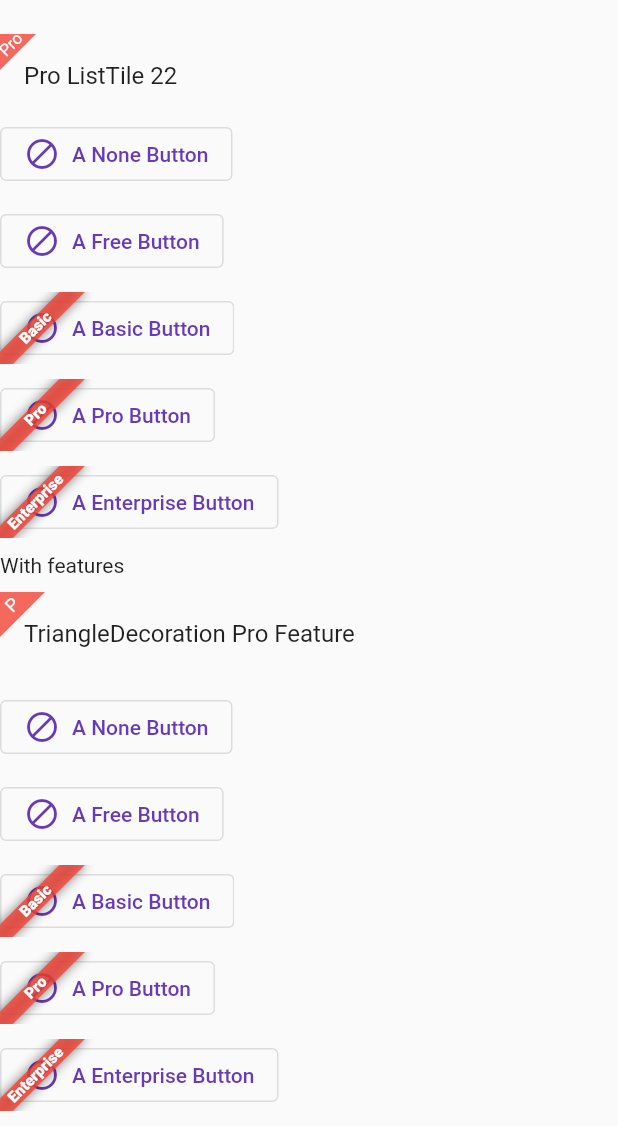
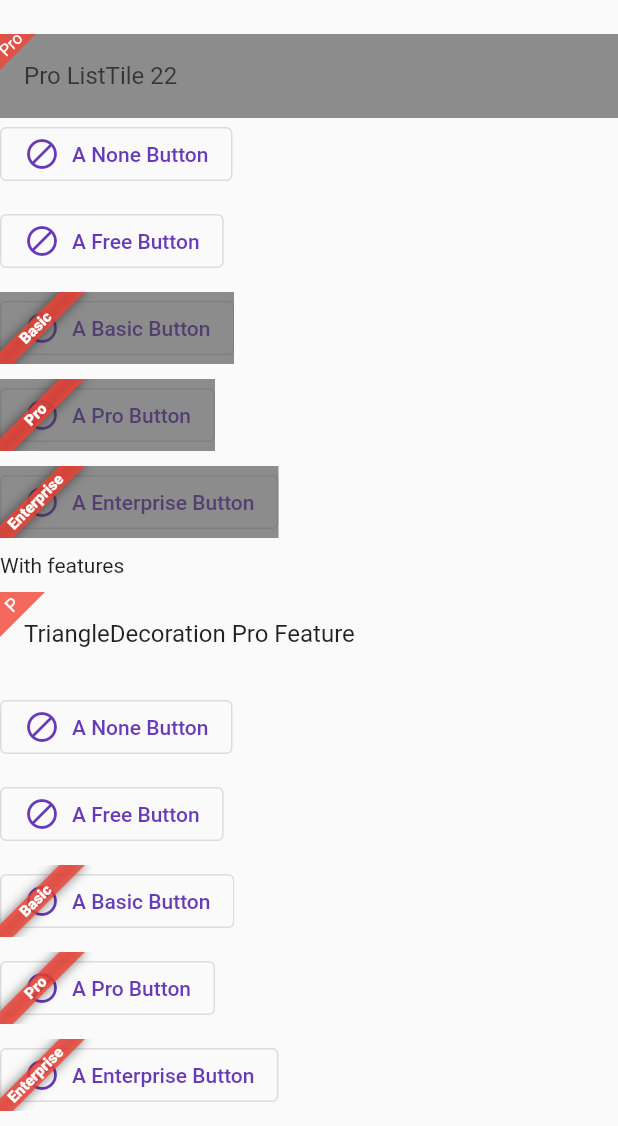
Before and after one commit to dotupNET/dotup_flutter_license, a Flutter app: the screen it shows after launch, scrolled down 72 dp, on a phone screen of 412 x 824 dp, the part 110-1236 px from its top. Run offline on Flutter 3.47's test engine with Material 2 defaults, Android fonts, the phone set to English and light mode, and no system bars; missing offline and left inert: rotated_corner_decoration.

Commit message:
notLicensedDecoration

```diff
--- a/example/dotup_flutter_license_example/lib/main.dart
+++ b/example/dotup_flutter_license_example/lib/main.dart
@@ -15,6 +15,8 @@ import 'LicensedWidgets/NoLicenseWidget.dart';
 void main() {
   runApp(LicenseExample());
 }
+
+final notLicensedDecoration = BoxDecoration(color: Colors.grey.shade800.withOpacity(0.6));
 
 class LicenseExample extends StatelessWidget {
   // This widget is the root of your application.
@@ -119,6 +121,7 @@ class _LicenseExampleScaffoldState extends State<LicenseExampleScaffold> {
                     ),
                   );
                 },
+                notLicensedDecoration: notLicensedDecoration,
                 // decorationBuilder: (context, child, license) {
                 //   // return ShapeDecoration(
                 //   //   color: Colors.white,
@@ -161,26 +164,31 @@ class _LicenseExampleScaffoldState extends State<LicenseExampleScaffold> {
               WithLicense.banner(
                 license: AppLicense.None,
                 child: NoLicenseWidget(),
+                notLicensedDecoration: notLicensedDecoration,
               ),
               SizedBox(height: 10),
               WithLicense.banner(
                 license: AppLicense.Free,
                 child: FreeWidget(),
+                notLicensedDecoration: notLicensedDecoration,
               ),
               SizedBox(height: 10),
               WithLicense.banner(
                 license: AppLicense.Basic,
                 child: BasicWidget(),
+                notLicensedDecoration: notLicensedDecoration,
               ),
               SizedBox(height: 10),
               WithLicense.banner(
                 license: AppLicense.Pro,
                 child: ProWidget(),
+                notLicensedDecoration: notLicensedDecoration,
               ),
               SizedBox(height: 10),
               WithLicense.banner(
                 license: AppLicense.Enterprise,
                 child: EnterpriseWidget(),
+                notLicensedDecoration: notLicensedDecoration,
               ),
               SizedBox(height: 10),
               Text('With features'),
--- a/lib/src/WithFeature.dart
+++ b/lib/src/WithFeature.dart
@@ -11,16 +11,18 @@ class WithFeature<TFeature> extends StatelessWidget {
   late final bool isLicensed;
   final bool withBanner;
   late final DecorationBuilder<FeatureDescriptor<TFeature>>? bannerDecorationBuilder;
+  late final Decoration? notLicensedDecoration;
 
-  WithFeature(
-      {Key? key,
-      required TFeature feature,
-      bool? isLicensed,
-      required this.child,
-      ValueSetter<FeatureDescriptor<TFeature>>? onFeatureTap,
-      this.withBanner = false,
-      this.bannerDecorationBuilder})
-      : super(key: key) {
+  WithFeature({
+    Key? key,
+    required TFeature feature,
+    bool? isLicensed,
+    required this.child,
+    ValueSetter<FeatureDescriptor<TFeature>>? onFeatureTap,
+    this.withBanner = false,
+    this.bannerDecorationBuilder,
+    this.notLicensedDecoration,
+  }) : super(key: key) {
     final featureDescriptor = LicenseController.instance.getFeature(feature);
     this.feature = featureDescriptor as FeatureDescriptor<TFeature>;
 
@@ -37,6 +39,7 @@ class WithFeature<TFeature> extends StatelessWidget {
     required Widget child,
     ValueSetter<FeatureDescriptor<TFeature>>? onBannerTap,
     DecorationBuilder<FeatureDescriptor<TFeature>>? bannerDecorationBuilder,
+    Decoration? notLicensedDecoration,
   }) {
     return WithFeature<TFeature>(
       feature: feature,
@@ -44,6 +47,7 @@ class WithFeature<TFeature> extends StatelessWidget {
       child: child,
       withBanner: true,
       bannerDecorationBuilder: bannerDecorationBuilder,
+      notLicensedDecoration: notLicensedDecoration,
     );
   }
 
@@ -82,7 +86,10 @@ class WithFeature<TFeature> extends StatelessWidget {
             child: Stack(
               alignment: AlignmentDirectional.topStart,
               children: [
-                child,
+                Container(
+                  child: child,
+                  foregroundDecoration: notLicensedDecoration,
+                ),
                 Banner(
                   message: feature.license.label,
                   location: BannerLocation.topStart,
@@ -104,7 +111,10 @@ class WithFeature<TFeature> extends StatelessWidget {
               child: Stack(
                 alignment: AlignmentDirectional.topStart,
                 children: [
-                  child,
+                  Container(
+                    child: child,
+                    foregroundDecoration: notLicensedDecoration,
+                  ),
                   Banner(
                     message: feature.license.label,
                     location: BannerLocation.topStart,
--- a/lib/src/WithLicense.dart
+++ b/lib/src/WithLicense.dart
@@ -12,6 +12,7 @@ class WithLicense<TLicense> extends StatelessWidget {
   late final bool isLicensed;
   final bool withBanner;
   late final DecorationBuilder<LicenseDescriptor<TLicense>>? bannerDecorationBuilder;
+  late final Decoration? notLicensedDecoration;
 
   WithLicense({
     Key? key,
@@ -21,6 +22,7 @@ class WithLicense<TLicense> extends StatelessWidget {
     ValueSetter<LicenseDescriptor<TLicense>>? onLicenseTap,
     this.withBanner = false,
     this.bannerDecorationBuilder,
+    this.notLicensedDecoration,
   }) : super(key: key) {
     final controller = LicenseController.instance as LicenseController<TLicense, dynamic>;
 
@@ -35,6 +37,7 @@ class WithLicense<TLicense> extends StatelessWidget {
     required Widget child,
     ValueSetter<LicenseDescriptor<TLicense>>? onLicenseTap,
     DecorationBuilder<LicenseDescriptor<TLicense>>? bannerDecorationBuilder,
+    Decoration? notLicensedDecoration,
   }) {
     return WithLicense<TLicense>(
       license: license,
@@ -43,6 +46,7 @@ class WithLicense<TLicense> extends StatelessWidget {
       onLicenseTap: onLicenseTap,
       withBanner: true,
       bannerDecorationBuilder: bannerDecorationBuilder,
+      notLicensedDecoration: notLicensedDecoration,
     );
   }
 
@@ -68,7 +72,10 @@ class WithLicense<TLicense> extends StatelessWidget {
           },
           child: AbsorbPointer(
             child: Container(
-              child: child,
+              child: Container(
+                child: child,
+                foregroundDecoration: notLicensedDecoration,
+              ),
               foregroundDecoration: bannerDecorationBuilder!(context, child, license),
             ),
           ),
@@ -81,7 +88,10 @@ class WithLicense<TLicense> extends StatelessWidget {
             child: Stack(
               alignment: AlignmentDirectional.topStart,
               children: [
-                child,
+                Container(
+                  child: child,
+                  foregroundDecoration: notLicensedDecoration,
+                ),
                 Banner(
                   message: license.label,
                   location: BannerLocation.topStart,
@@ -103,7 +113,10 @@ class WithLicense<TLicense> extends StatelessWidget {
               child: Stack(
                 alignment: AlignmentDirectional.topStart,
                 children: [
-                  child,
+                  Container(
+                    child: child,
+                    foregroundDecoration: notLicensedDecoration,
+                  ),
                   Banner(
                     message: license.label,
                     location: BannerLocation.topStart,
--- a/pubspec.yaml
+++ b/pubspec.yaml
@@ -1,6 +1,6 @@
 name: dotup_flutter_license
 description: Small package to decorate Widgets with an License Banner.
-version: 0.0.4
+version: 0.0.5
 homepage: https://dotup.de
 
 environment:
```
Also changed, not shown: 1 other file.
